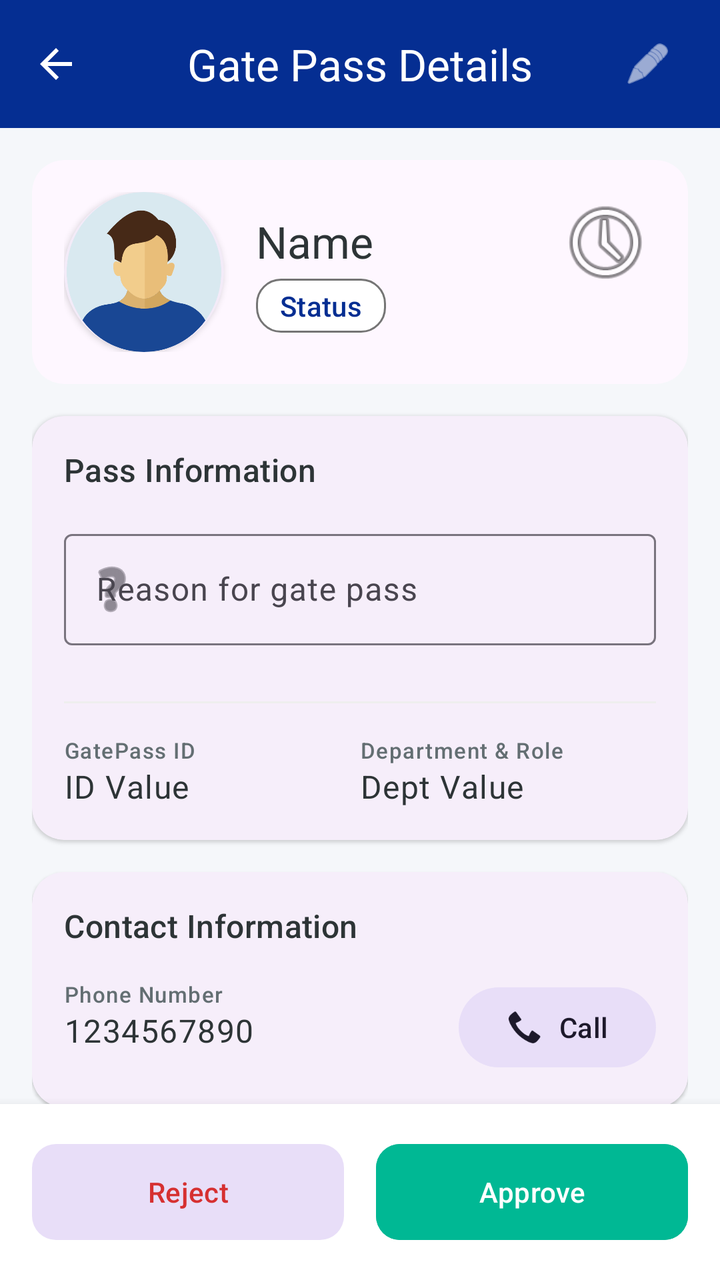
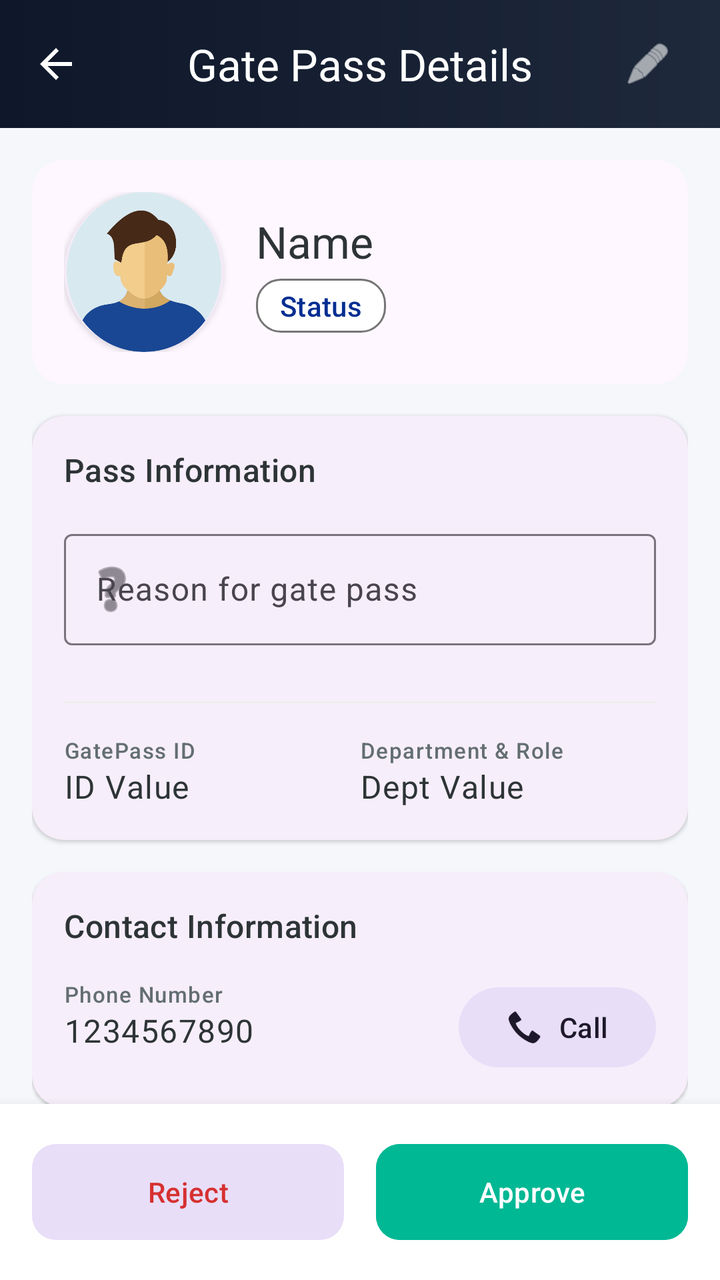

Screens rendered from an Android XML layout before and after an edit, with the pre-edit source and the edit as a unified diff.
<!-- AndroidManifest.xml: application theme Theme.DigitalPass -->
<!-- res/layout/activity_gate_pass_detail.xml -->
<?xml version="1.0" encoding="utf-8"?>
<androidx.constraintlayout.widget.ConstraintLayout xmlns:android="http://schemas.android.com/apk/res/android"
    xmlns:app="http://schemas.android.com/apk/res-auto"
    xmlns:tools="http://schemas.android.com/tools"
    android:id="@+id/main"
    android:layout_width="match_parent"
    android:layout_height="match_parent"
    android:background="#F5F7FA"
    tools:context=".GatePassDetail">

    <com.google.android.material.appbar.AppBarLayout
        android:id="@+id/appBarLayout"
        android:layout_width="match_parent"
        android:layout_height="wrap_content"
        android:background="#052E92"
        app:layout_constraintTop_toTopOf="parent">

        <com.google.android.material.appbar.MaterialToolbar
            android:id="@+id/toolbar"
            android:layout_width="match_parent"
            android:layout_height="?attr/actionBarSize"
            app:navigationIcon="?attr/homeAsUpIndicator"
            app:navigationIconTint="#FFFFFF"
            app:title="Gate Pass Details"
            app:titleTextColor="#FFFFFF"
            app:titleCentered="true">

            <ImageView
                android:id="@+id/editButton"
                android:layout_width="40dp"
                android:layout_height="40dp"
                android:layout_gravity="end"
                android:layout_marginEnd="16dp"
                android:background="?attr/selectableItemBackgroundBorderless"
                android:contentDescription="Edit"
                android:padding="8dp"
                android:src="@android:drawable/ic_menu_edit"
                app:tint="#FFFFFF" />

        </com.google.android.material.appbar.MaterialToolbar>
    </com.google.android.material.appbar.AppBarLayout>

    <androidx.core.widget.NestedScrollView
        android:layout_width="match_parent"
        android:layout_height="0dp"
        android:fillViewport="true"
        app:layout_constraintBottom_toTopOf="@id/bottomActionContainer"
        app:layout_constraintTop_toBottomOf="@id/appBarLayout">

        <LinearLayout
            android:layout_width="match_parent"
            android:layout_height="wrap_content"
            android:orientation="vertical"
            android:padding="16dp">

            
            <com.google.android.material.card.MaterialCardView
                android:layout_width="match_parent"
                android:layout_height="wrap_content"
                android:layout_marginBottom="16dp"
                app:cardCornerRadius="16dp"
                app:cardElevation="0dp"
                app:strokeWidth="0dp">

                <androidx.constraintlayout.widget.ConstraintLayout
                    android:layout_width="match_parent"
                    android:layout_height="wrap_content"
                    android:padding="16dp">

                    <com.google.android.material.card.MaterialCardView
                        android:id="@+id/imageCard"
                        android:layout_width="80dp"
                        android:layout_height="80dp"
                        app:cardCornerRadius="40dp"
                        app:cardElevation="2dp"
                        app:layout_constraintStart_toStartOf="parent"
                        app:layout_constraintTop_toTopOf="parent"
                        app:strokeWidth="0dp">

                        <ImageView
                            android:id="@+id/imageView"
                            android:layout_width="match_parent"
                            android:layout_height="match_parent"
                            android:scaleType="centerCrop"
                            android:src="@drawable/user_icon" />
                    </com.google.android.material.card.MaterialCardView>

                    <TextView
                        android:id="@+id/name"
                        android:layout_width="0dp"
                        android:layout_height="wrap_content"
                        android:layout_marginStart="16dp"
                        android:text="Name"
                        android:textAppearance="@style/TextAppearance.Material3.TitleLarge"
                        android:textColor="#2D3436"
                        app:layout_constraintBottom_toTopOf="@id/status"
                        app:layout_constraintEnd_toEndOf="parent"
                        app:layout_constraintStart_toEndOf="@id/imageCard"
                        app:layout_constraintTop_toTopOf="@id/imageCard"
                        app:layout_constraintVertical_chainStyle="packed" />

                    <TextView
                        android:id="@+id/status"
                        android:layout_width="wrap_content"
                        android:layout_height="wrap_content"
                        android:layout_marginTop="4dp"
                        android:background="@drawable/spinner_background"
                        android:paddingHorizontal="12dp"
                        android:paddingVertical="4dp"
                        android:text="Status"
                        android:textAppearance="@style/TextAppearance.Material3.LabelLarge"
                        android:textColor="#052E92"
                        app:layout_constraintBottom_toBottomOf="@id/imageCard"
                        app:layout_constraintStart_toStartOf="@id/name"
                        app:layout_constraintTop_toBottomOf="@id/name" />

                    <ImageView
                        android:id="@+id/gatePassHistoryOfThisUser"
                        android:layout_width="50dp"
                        android:layout_height="50dp"
                        app:layout_constraintEnd_toEndOf="@+id/name"
                        app:layout_constraintTop_toTopOf="parent"
                        app:srcCompat="@android:drawable/ic_menu_recent_history" />

                </androidx.constraintlayout.widget.ConstraintLayout>
            </com.google.android.material.card.MaterialCardView>

            
            <com.google.android.material.card.MaterialCardView
                android:layout_width="match_parent"
                android:layout_height="wrap_content"
                android:layout_marginBottom="16dp"
                app:cardCornerRadius="16dp"
                app:cardElevation="1dp"
                app:strokeWidth="0dp">

                <LinearLayout
                    android:layout_width="match_parent"
                    android:layout_height="wrap_content"
                    android:orientation="vertical"
                    android:padding="16dp">

                    <TextView
                        android:layout_width="wrap_content"
                        android:layout_height="wrap_content"
                        android:layout_marginBottom="16dp"
                        android:text="Pass Information"
                        android:textAppearance="@style/TextAppearance.Material3.TitleMedium"
                        android:textColor="#2D3436" />

                    <com.google.android.material.textfield.TextInputLayout
                        android:id="@+id/reasonInputLayout"
                        style="@style/Widget.Material3.TextInputLayout.OutlinedBox"
                        android:layout_width="match_parent"
                        android:layout_height="wrap_content"
                        android:layout_marginBottom="12dp"
                        app:startIconDrawable="@android:drawable/ic_menu_help">

                        <com.google.android.material.textfield.TextInputEditText
                            android:id="@+id/reason"
                            android:layout_width="match_parent"
                            android:layout_height="wrap_content"
                            android:enabled="false"
                            android:hint="Reason for gate pass"
                            android:textColor="#2D3436" />
                    </com.google.android.material.textfield.TextInputLayout>

                    <com.google.android.material.textfield.TextInputLayout
                        android:id="@+id/tgRemarkInputLayout"
                        style="@style/Widget.Material3.TextInputLayout.OutlinedBox"
                        android:layout_width="match_parent"
                        android:layout_height="wrap_content"
                        android:visibility="gone"
                        app:startIconDrawable="@android:drawable/ic_menu_edit">

                        <com.google.android.material.textfield.TextInputEditText
                            android:id="@+id/tgRemark"
                            android:layout_width="match_parent"
                            android:layout_height="wrap_content"
                            android:enabled="false"
                            android:hint="TG Remark"
                            android:textColor="#2D3436" />
                    </com.google.android.material.textfield.TextInputLayout>

                    <View
                        android:layout_width="match_parent"
                        android:layout_height="1dp"
                        android:layout_marginVertical="16dp"
                        android:background="#EEEEEE" />

                    <LinearLayout
                        android:layout_width="match_parent"
                        android:layout_height="wrap_content"
                        android:orientation="horizontal">

                        <LinearLayout
                            android:layout_width="0dp"
                            android:layout_height="wrap_content"
                            android:layout_weight="1"
                            android:orientation="vertical">

                            <TextView
                                android:layout_width="wrap_content"
                                android:layout_height="wrap_content"
                                android:text="GatePass ID"
                                android:textAppearance="@style/TextAppearance.Material3.LabelSmall"
                                android:textColor="#636E72" />

                            <TextView
                                android:id="@+id/gatePassId"
                                android:layout_width="wrap_content"
                                android:layout_height="wrap_content"
                                android:text="ID Value"
                                android:textAppearance="@style/TextAppearance.Material3.BodyLarge"
                                android:textColor="#2D3436" />
                        </LinearLayout>

                        <LinearLayout
                            android:layout_width="0dp"
                            android:layout_height="wrap_content"
                            android:layout_weight="1"
                            android:orientation="vertical">

                            <TextView
                                android:layout_width="wrap_content"
                                android:layout_height="wrap_content"
                                android:text="Department &amp; Role"
                                android:textAppearance="@style/TextAppearance.Material3.LabelSmall"
                                android:textColor="#636E72" />

                            <TextView
                                android:id="@+id/department"
                                android:layout_width="wrap_content"
                                android:layout_height="wrap_content"
                                android:text="Dept Value"
                                android:textAppearance="@style/TextAppearance.Material3.BodyLarge"
                                android:textColor="#2D3436" />
                        </LinearLayout>
                    </LinearLayout>
                </LinearLayout>
            </com.google.android.material.card.MaterialCardView>

            
            <com.google.android.material.card.MaterialCardView
                android:layout_width="match_parent"
                android:layout_height="wrap_content"
                android:layout_marginBottom="16dp"
                app:cardCornerRadius="16dp"
                app:cardElevation="1dp"
                app:strokeWidth="0dp">

                <androidx.constraintlayout.widget.ConstraintLayout
                    android:layout_width="match_parent"
                    android:layout_height="wrap_content"
                    android:padding="16dp">

                    <TextView
                        android:id="@+id/contactLabel"
                        android:layout_width="wrap_content"
                        android:layout_height="wrap_content"
                        android:text="Contact Information"
                        android:textAppearance="@style/TextAppearance.Material3.TitleMedium"
                        android:textColor="#2D3436"
                        app:layout_constraintStart_toStartOf="parent"
                        app:layout_constraintTop_toTopOf="parent" />

                    <TextView
                        android:id="@+id/phoneLabel"
                        android:layout_width="wrap_content"
                        android:layout_height="wrap_content"
                        android:layout_marginTop="16dp"
                        android:text="Phone Number"
                        android:textAppearance="@style/TextAppearance.Material3.LabelSmall"
                        android:textColor="#636E72"
                        app:layout_constraintStart_toStartOf="parent"
                        app:layout_constraintTop_toBottomOf="@id/contactLabel" />

                    <TextView
                        android:id="@+id/phone"
                        android:layout_width="wrap_content"
                        android:layout_height="wrap_content"
                        android:text="1234567890"
                        android:textAppearance="@style/TextAppearance.Material3.BodyLarge"
                        android:textColor="#2D3436"
                        app:layout_constraintStart_toStartOf="parent"
                        app:layout_constraintTop_toBottomOf="@id/phoneLabel" />

                    <com.google.android.material.button.MaterialButton
                        android:id="@+id/callIcon"
                        style="@style/Widget.Material3.Button.TonalButton"
                        android:layout_width="wrap_content"
                        android:layout_height="wrap_content"
                        android:text="Call"
                        app:icon="@android:drawable/stat_sys_phone_call"
                        app:layout_constraintBottom_toBottomOf="parent"
                        app:layout_constraintEnd_toEndOf="parent"
                        app:layout_constraintTop_toTopOf="@id/phoneLabel" />

                </androidx.constraintlayout.widget.ConstraintLayout>
            </com.google.android.material.card.MaterialCardView>

            
            <com.google.android.material.card.MaterialCardView
                android:id="@+id/otherDetailsCard"
                android:layout_width="match_parent"
                android:layout_height="wrap_content"
                app:cardCornerRadius="16dp"
                app:cardElevation="1dp"
                app:strokeWidth="0dp">

                <LinearLayout
                    android:layout_width="match_parent"
                    android:layout_height="wrap_content"
                    android:orientation="vertical"
                    android:padding="16dp">

                    <TextView
                        android:id="@+id/otherInformation"
                        android:layout_width="wrap_content"
                        android:layout_height="wrap_content"
                        android:text="Additional Details"
                        android:textAppearance="@style/TextAppearance.Material3.TitleMedium"
                        android:textColor="#2D3436" />

                    <TextView
                        android:id="@+id/otherInformationDescription"
                        android:layout_width="match_parent"
                        android:layout_height="wrap_content"
                        android:layout_marginTop="8dp"
                        android:text="Description text goes here..."
                        android:textAppearance="@style/TextAppearance.Material3.BodyMedium"
                        android:textColor="#636E72"
                        android:visibility="visible" />
                </LinearLayout>
            </com.google.android.material.card.MaterialCardView>

        </LinearLayout>
    </androidx.core.widget.NestedScrollView>

    <LinearLayout
        android:id="@+id/bottomActionContainer"
        android:layout_width="match_parent"
        android:layout_height="wrap_content"
        android:background="@color/white"
        android:elevation="8dp"
        android:orientation="horizontal"
        android:padding="16dp"
        app:layout_constraintBottom_toBottomOf="parent">

        <com.google.android.material.button.MaterialButton
            android:id="@+id/rejectButton"
            style="@style/Widget.Material3.Button.TonalButton"
            android:layout_width="0dp"
            android:layout_height="56dp"
            android:layout_marginEnd="8dp"
            android:layout_weight="1"
            android:text="Reject"
            android:textColor="#D63031"
            app:cornerRadius="12dp" />

        <com.google.android.material.button.MaterialButton
            android:id="@+id/approveButton"
            style="@style/Widget.Material3.Button"
            android:layout_width="0dp"
            android:layout_height="56dp"
            android:layout_marginStart="8dp"
            android:layout_weight="1"
            android:backgroundTint="#00B894"
            android:text="Approve"
            app:cornerRadius="12dp" />
    </LinearLayout>

    <com.example.digitalpass.CustomProgressBar
        android:id="@+id/customProgressBar"
        android:layout_width="200dp"
        android:layout_height="200dp"
        android:visibility="gone"
        app:layout_constraintBottom_toBottomOf="parent"
        app:layout_constraintEnd_toEndOf="parent"
        app:layout_constraintStart_toStartOf="parent"
        app:layout_constraintTop_toTopOf="parent" />


</androidx.constraintlayout.widget.ConstraintLayout>
<!-- resources referenced by this layout -->
<resources>
  <color name="white">#FFFFFFFF</color>
  <!-- drawable spinner_background (drawable) -->
  <?xml version="1.0" encoding="utf-8"?>
  <selector xmlns:android="http://schemas.android.com/apk/res/android">
      <item>
          <shape android:shape="rectangle">
              
              <solid android:color="#FFFFFF" />
  
              
              <stroke
                  android:width="1dp"
                  android:color="#757575" />
  
              
              <corners android:radius="12dp" />
  
              
              <padding
                  android:bottom="8dp"
                  android:left="12dp"
                  android:right="12dp"
                  android:top="8dp" />
          </shape>
      </item>
  </selector>
  <!-- drawable user_icon: png bitmap (drawable, 5769 bytes) -->
  <style name="Theme.DigitalPass" parent="Base.Theme.DigitalPass" />
  <style name="Base.Theme.DigitalPass" parent="Theme.Material3.Light.NoActionBar">
          
          
      </style>
</resources>

<!-- the commit's change to res/layout/activity_gate_pass_detail.xml (unified diff, before → after) -->
@@ -12,13 +12,14 @@
         android:id="@+id/appBarLayout"
         android:layout_width="match_parent"
         android:layout_height="wrap_content"
-        android:background="#052E92"
+        android:background="#00000000"
         app:layout_constraintTop_toTopOf="parent">
 
         <com.google.android.material.appbar.MaterialToolbar
             android:id="@+id/toolbar"
             android:layout_width="match_parent"
             android:layout_height="?attr/actionBarSize"
+            android:background="@drawable/appbar_gradient_bg"
             app:navigationIcon="?attr/homeAsUpIndicator"
             app:navigationIconTint="#FFFFFF"
             app:title="Gate Pass Details"
@@ -114,14 +115,6 @@
                         app:layout_constraintStart_toStartOf="@id/name"
                         app:layout_constraintTop_toBottomOf="@id/name" />
 
-                    <ImageView
-                        android:id="@+id/gatePassHistoryOfThisUser"
-                        android:layout_width="50dp"
-                        android:layout_height="50dp"
-                        app:layout_constraintEnd_toEndOf="@+id/name"
-                        app:layout_constraintTop_toTopOf="parent"
-                        app:srcCompat="@android:drawable/ic_menu_recent_history" />
-
                 </androidx.constraintlayout.widget.ConstraintLayout>
             </com.google.android.material.card.MaterialCardView>
 
@@ -330,7 +323,56 @@
                         android:text="Description text goes here..."
                         android:textAppearance="@style/TextAppearance.Material3.BodyMedium"
                         android:textColor="#636E72"
-                        android:visibility="visible" />
+                        android:visibility="gone" />
+                </LinearLayout>
+            </com.google.android.material.card.MaterialCardView>
+
+            <com.google.android.material.card.MaterialCardView
+                android:id="@+id/gatePassHistoryCardView"
+                android:layout_width="match_parent"
+                android:layout_height="wrap_content"
+                android:layout_marginTop="16dp"
+                android:layout_marginBottom="16dp"
+                app:cardCornerRadius="16dp"
+                app:cardElevation="1dp"
+                app:strokeWidth="0dp">
+
+                <LinearLayout
+                    android:layout_width="match_parent"
+                    android:layout_height="wrap_content"
+                    android:orientation="vertical"
+                    android:padding="16dp">
+
+                    <LinearLayout
+                        android:id="@+id/previousGatePassLayout"
+                        android:layout_width="match_parent"
+                        android:layout_height="wrap_content"
+                        android:gravity="center_vertical"
+                        android:orientation="horizontal">
+
+                        <ImageView
+                            android:layout_width="24dp"
+                            android:layout_height="24dp"
+                            android:src="@android:drawable/ic_menu_recent_history"
+                            app:tint="#2D3436" />
+
+                        <TextView
+                            android:layout_width="wrap_content"
+                            android:layout_height="wrap_content"
+                            android:layout_marginStart="8dp"
+                            android:text="Previous Gate Passes"
+                            android:textAppearance="@style/TextAppearance.Material3.TitleMedium"
+                            android:textColor="#2D3436" />
+                    </LinearLayout>
+
+                    <androidx.recyclerview.widget.RecyclerView
+                        android:id="@+id/previousGatePassRecyclerView"
+                        android:layout_width="match_parent"
+                        android:layout_height="300dp"
+                        android:layout_marginTop="12dp"
+                        android:visibility="gone"
+                        app:layoutManager="androidx.recyclerview.widget.LinearLayoutManager" />
+
                 </LinearLayout>
             </com.google.android.material.card.MaterialCardView>
 
<!-- resource entries referenced after the edit -->
@@ -1,6 +1,16 @@
 <!-- resources referenced by this layout -->
 <resources>
   <color name="white">#FFFFFFFF</color>
+  <!-- drawable appbar_gradient_bg (drawable) -->
+  <?xml version="1.0" encoding="utf-8"?>
+  <shape xmlns:android="http://schemas.android.com/apk/res/android"
+      android:shape="rectangle">
+      <gradient
+          android:startColor="#0F172A"
+          android:endColor="#1E293B"
+          android:angle="0"
+          android:type="linear" />
+  </shape>
   <!-- drawable spinner_background (drawable) -->
   <?xml version="1.0" encoding="utf-8"?>
   <selector xmlns:android="http://schemas.android.com/apk/res/android">
